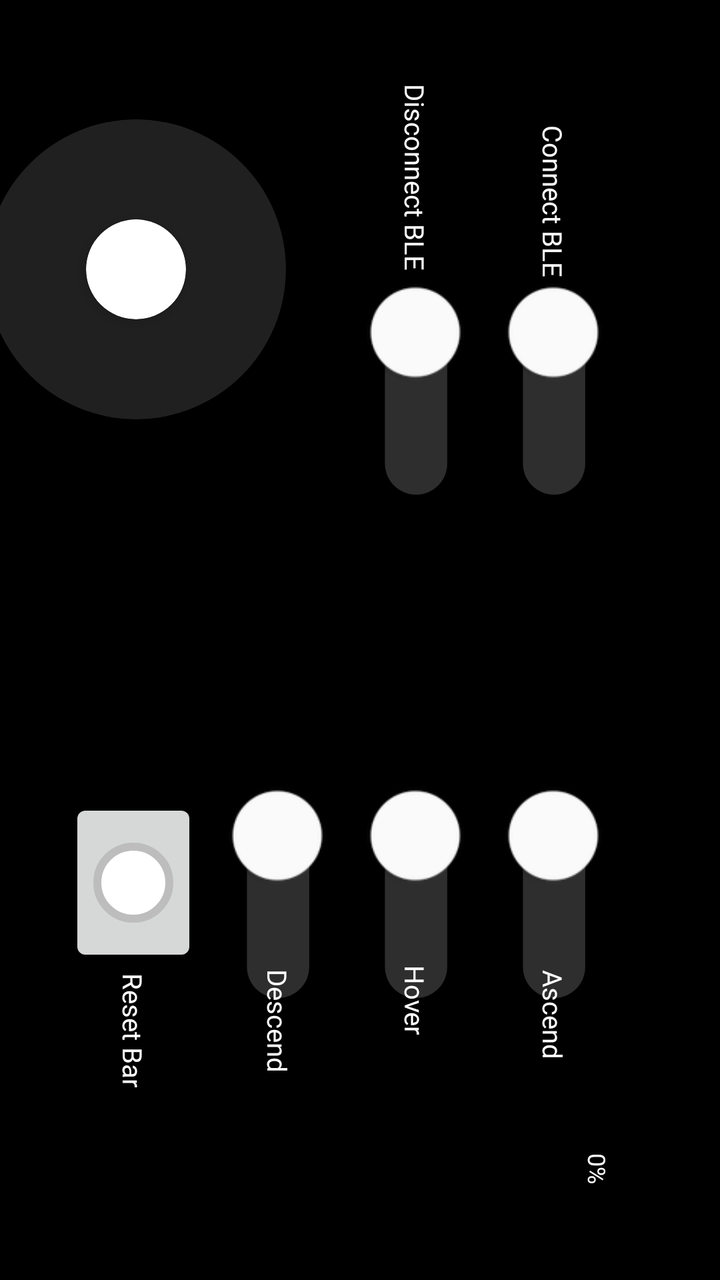
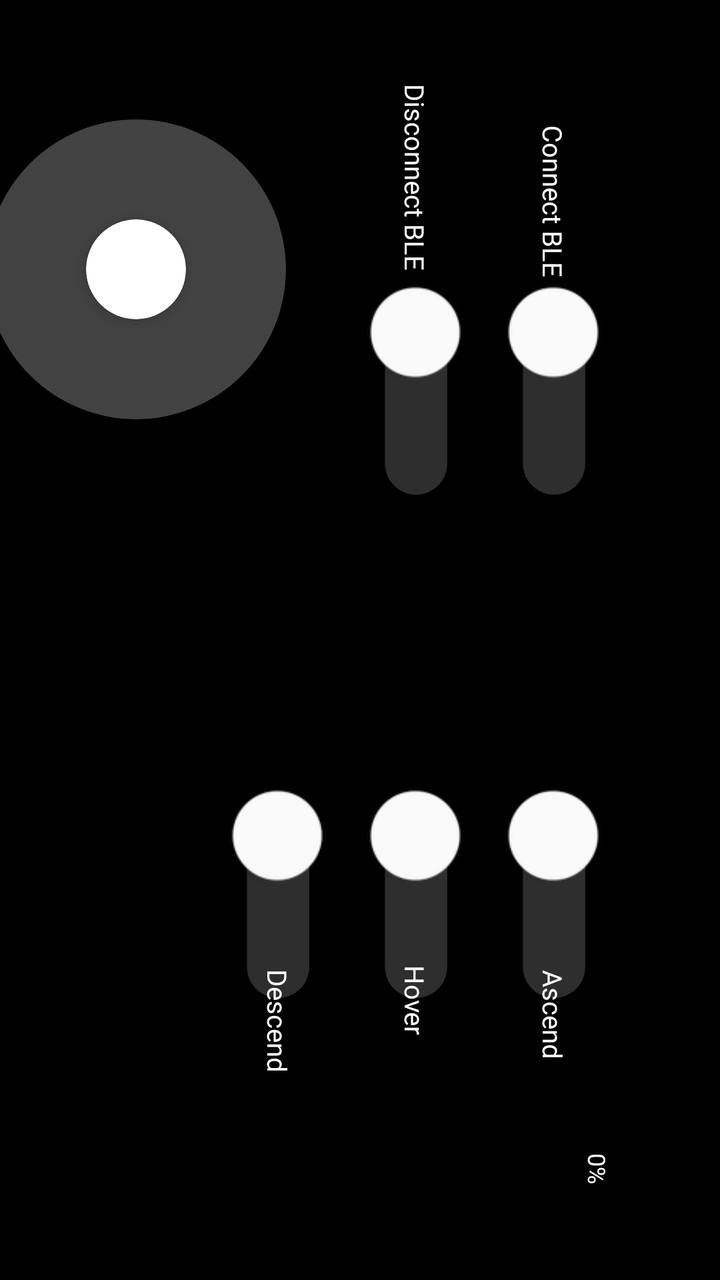

Compare the two renders of this Android layout. The source of the first and the diff that turns it into the second are given below.
<!-- AndroidManifest.xml: application theme Theme.JohannUniversalController -->
<!-- res/layout/main_layout.xml -->
<?xml version="1.0" encoding="utf-8"?>
<androidx.drawerlayout.widget.DrawerLayout xmlns:tools="http://schemas.android.com/tools"
    android:id="@+id/drawer_layout"
    android:layout_width="match_parent"
    android:layout_height="match_parent"
    xmlns:android="http://schemas.android.com/apk/res/android"
    android:fitsSystemWindows="true"
    android:background="@color/black"
    xmlns:app="http://schemas.android.com/apk/res-auto"
    >

    <androidx.constraintlayout.widget.ConstraintLayout
        android:layout_width="match_parent"
        android:layout_height="match_parent">

        <ImageView
            android:id="@+id/logo"
            android:layout_width="500px"
            android:layout_height="500px"
            android:rotation="90"
            android:src="@mipmap/ic_launcher"
            app:layout_constraintBottom_toBottomOf="parent"
            app:layout_constraintRight_toRightOf="parent"
            app:layout_constraintTop_toTopOf="parent">

        </ImageView>

        <Switch
            android:id="@+id/Ascend"
            android:layout_width="wrap_content"
            android:layout_height="wrap_content"
            android:layout_marginTop="31dp"
            android:gravity="center"
            android:rotation="90"
            android:thumbTint="#FFFFFF"
            android:thumbTintMode="multiply"
            android:trackTint="#B0B0B0"
            android:trackTintMode="src_in"
            android:scaleX="2.225"
            android:scaleY="2.225"
            android:textOff=""
            android:textOn=""
            app:layout_constraintLeft_toLeftOf="@id/logo"
            app:layout_constraintRight_toRightOf="@id/logo"
            app:layout_constraintTop_toBottomOf="@id/logo"
            app:showText="false"
            ></Switch>

        <Switch
            android:id="@+id/Hover"
            android:layout_width="wrap_content"
            android:layout_height="wrap_content"
            android:layout_marginTop="31dp"
            android:gravity="center"
            android:rotation="90"
            android:thumbTint="#FFFFFF"
            android:thumbTintMode="multiply"
            android:trackTint="#B0B0B0"
            android:trackTintMode="src_in"
            android:scaleX="2.225"
            android:scaleY="2.225"
            android:textOff=""
            android:textOn=""
            app:layout_constraintRight_toLeftOf="@id/Ascend"
            app:layout_constraintTop_toBottomOf="@id/logo"
            app:showText="false"
            android:layout_marginRight="15dp"
            ></Switch>

        <Switch
            android:id="@+id/Descend"
            android:layout_width="wrap_content"
            android:layout_height="wrap_content"
            android:layout_marginTop="31dp"
            android:gravity="center"
            android:rotation="90"
            android:thumbTint="#FFFFFF"
            android:thumbTintMode="multiply"
            android:trackTint="#B0B0B0"
            android:trackTintMode="src_in"
            android:scaleX="2.225"
            android:scaleY="2.225"
            android:textOff=""
            android:textOn=""
            app:layout_constraintRight_toLeftOf="@id/Hover"
            app:layout_constraintTop_toBottomOf="@id/logo"
            app:showText="false"
            android:layout_marginRight="15dp"
            >

        </Switch>

        <Switch
            android:id="@+id/ConnectBLE"
            android:layout_width="wrap_content"
            android:layout_height="wrap_content"
            android:layout_marginBottom="27dp"
            android:gravity="center"
            android:rotation="90"
            android:thumbTint="#FFFFFF"
            android:thumbTintMode="multiply"
            android:trackTint="#B0B0B0"
            android:trackTintMode="src_in"
            android:scaleX="2.225"
            android:scaleY="2.225"
            android:textOff=""
            android:textOn=""
            app:layout_constraintBottom_toTopOf="@id/logo"
            app:layout_constraintLeft_toLeftOf="@id/logo"
            app:layout_constraintRight_toRightOf="@id/logo"
            app:showText="false"
            ></Switch>

        <Switch
            android:id="@+id/RecVideo"
            android:layout_width="wrap_content"
            android:layout_height="wrap_content"
            android:layout_marginBottom="27dp"
            android:gravity="center"
            android:rotation="90"
            android:thumbTint="#FFFFFF"
            android:thumbTintMode="multiply"
            android:trackTint="#B0B0B0"
            android:trackTintMode="src_in"
            android:scaleX="2.225"
            android:scaleY="2.225"
            android:textOff=""
            android:textOn=""
            android:layout_marginRight="15dp"
            app:layout_constraintBottom_toTopOf="@id/logo"
            app:layout_constraintRight_toLeftOf="@id/ConnectBLE"
            app:showText="false"
            ></Switch>


        <SeekBar
            android:id="@+id/altitude"
            android:layout_width="900px"
            android:layout_height="wrap_content"
            android:layout_marginTop="155dp"
            android:progressDrawable="@drawable/custom_seekbar_track"
            android:scaleX="1"
            android:scaleY="1.2"
            android:splitTrack="false"

            android:thumb="@drawable/custom_seekbar_thumb"
            app:layout_constraintBottom_toBottomOf="parent"
            app:layout_constraintTop_toBottomOf="@id/Descend"
            android:layout_marginBottom="51dp">

        </SeekBar>

        <ImageButton
            android:layout_width="wrap_content"
            android:layout_height="wrap_content"
            android:src="@drawable/custom_seekbar_thumb"
            android:rotation="90"
            android:scaleY="2"
            android:id="@+id/ResetSeek"
            android:scaleX="2"
            android:layout_marginRight="23dp"
            app:layout_constraintBottom_toBottomOf="@id/Descend"
            app:layout_constraintRight_toLeftOf="@id/Descend">

        </ImageButton>

        <androidx.cardview.widget.CardView
            android:id="@+id/joystickBase"
            android:layout_width="150dp"
            android:layout_height="150dp"
            android:layout_marginEnd="38dp"
            app:cardCornerRadius="75dp"
            app:cardBackgroundColor="#40808080"
            app:cardElevation="0dp"
            app:layout_constraintRight_toLeftOf="@id/RecVideo"
            app:layout_constraintBottom_toBottomOf="@id/RecVideo">

            <androidx.cardview.widget.CardView
                android:id="@+id/joystickHat"
                android:layout_width="50dp"
                android:layout_height="50dp"
                android:layout_gravity="center"
                app:cardCornerRadius="25dp"
                app:cardBackgroundColor="#FFFFFF"
                app:cardElevation="4dp" />

        </androidx.cardview.widget.CardView>

        <TextView
            android:layout_width="wrap_content"
            android:layout_height="wrap_content"
            android:layout_marginTop="37dp"
            android:fontFamily="@font/poppins_regular"
            android:rotation="90"
            android:text="Ascend"
            android:textColor="@color/white"
            android:textSize="40px"
            app:layout_constraintLeft_toLeftOf="@id/Ascend"
            app:layout_constraintRight_toRightOf="@id/Ascend"
            app:layout_constraintTop_toBottomOf="@id/Ascend"


            ></TextView>

        <TextView
            android:layout_width="wrap_content"
            android:layout_height="wrap_content"
            android:layout_marginTop="30dp"
            android:fontFamily="@font/poppins_regular"
            android:rotation="90"
            android:text="Hover"
            android:textColor="@color/white"
            android:textSize="40px"
            app:layout_constraintLeft_toLeftOf="@id/Hover"
            app:layout_constraintRight_toRightOf="@id/Hover"
            app:layout_constraintTop_toBottomOf="@id/Hover"


            ></TextView>

        <TextView
            android:layout_width="wrap_content"
            android:layout_height="wrap_content"
            android:layout_marginTop="40dp"
            android:fontFamily="@font/poppins_regular"
            android:rotation="90"
            android:text="Descend"
            android:textColor="@color/white"
            android:textSize="40px"
            app:layout_constraintLeft_toLeftOf="@id/Descend"
            app:layout_constraintRight_toRightOf="@id/Descend"
            app:layout_constraintTop_toBottomOf="@id/Descend"


            ></TextView>

        <TextView
            android:layout_width="wrap_content"
            android:layout_height="wrap_content"
            android:layout_marginTop="45dp"
            android:fontFamily="@font/poppins_regular"
            android:rotation="90"
            android:text="Reset Bar"
            android:textColor="@color/white"
            android:textSize="40px"
            app:layout_constraintLeft_toLeftOf="@id/ResetSeek"
            app:layout_constraintRight_toRightOf="@id/ResetSeek"
            app:layout_constraintTop_toBottomOf="@id/ResetSeek"


            ></TextView>

        <TextView
            android:layout_width="wrap_content"
            android:layout_height="wrap_content"
            android:layout_marginBottom="73dp"
            android:fontFamily="@font/poppins_regular"
            android:rotation="90"
            android:text="Connect BLE"
            android:textColor="@color/white"
            android:textSize="40px"
            app:layout_constraintBottom_toTopOf="@id/ConnectBLE"
            app:layout_constraintLeft_toLeftOf="@id/ConnectBLE"
            app:layout_constraintRight_toRightOf="@id/ConnectBLE"


            ></TextView>

        <TextView
            android:layout_width="wrap_content"
            android:layout_height="wrap_content"
            android:layout_marginBottom="85dp"
            android:fontFamily="@font/poppins_regular"
            android:rotation="90"
            android:text="Disconnect BLE"
            android:textColor="@color/white"
            android:textSize="40px"
            app:layout_constraintBottom_toTopOf="@id/RecVideo"
            app:layout_constraintLeft_toLeftOf="@id/RecVideo"
            app:layout_constraintRight_toRightOf="@id/RecVideo"


            ></TextView>

        <TextView
            android:id="@+id/newtoast"
            android:layout_width="145dp"
            android:layout_height="wrap_content"
            android:fontFamily="@font/poppins_regular"
            android:rotation="90"
            android:textColor="@color/white"
            android:text="Bluetooth connected to Johann1.0"
            android:textSize="36px"
            android:textAlignment="center"
            android:alpha="0"
            app:layout_constraintLeft_toLeftOf="parent"
            app:layout_constraintTop_toTopOf="parent"
            app:layout_constraintBottom_toBottomOf="parent"

            ></TextView>

        <TextView
            android:layout_width="125px"
            android:layout_height="wrap_content"
            app:layout_constraintRight_toRightOf="@id/altitude"
            android:rotation="90"
            app:layout_constraintBottom_toBottomOf="@id/altitude"
            android:fontFamily="@font/poppins_regular"
            android:textColor="@color/white"
            android:text="0%"
            android:textSize="36px"
            android:layout_marginRight="-20dp"
            android:textAlignment="center"
            android:id="@+id/percentage">

        </TextView>





    </androidx.constraintlayout.widget.ConstraintLayout>


    </androidx.drawerlayout.widget.DrawerLayout>
<!-- resources referenced by this layout -->
<resources>
  <color name="black">#FF000000</color>
  <color name="white">#FFFFFFFF</color>
  <!-- drawable custom_seekbar_thumb (drawable) -->
  <?xml version="1.0" encoding="utf-8"?>
  <shape xmlns:android="http://schemas.android.com/apk/res/android"
      android:shape="oval"> <solid android:color="@color/seekbar_thumb_color" />
  
      <size
          android:width="20dp"
          android:height="20dp" />
  
      <stroke
          android:width="2dp"
          android:color="@color/seekbar_track_active" />
  </shape>
  <!-- drawable custom_seekbar_track (drawable) -->
  <?xml version="1.0" encoding="utf-8"?>
  <layer-list xmlns:android="http://schemas.android.com/apk/res/android">
  
      <item android:id="@android:id/background">
          <shape>
              <corners android:radius="10000dp" />
              <solid android:color="@color/seekbar_track_inactive" />
              <size android:height="6dp"
                  android:width="10dp"/>
          </shape>
      </item>
  
      <item android:id="@android:id/progress">
          <clip>
              <shape>
                  <corners android:radius="10dp" />
                  <solid android:color="@color/seekbar_track_active" />
              </shape>
          </clip>
      </item>
  
      <item android:left="75dp" android:gravity="center_vertical|left">
          <shape>
              <solid android:color="#121212" /> <size android:width="2dp" android:height="6dp" /> </shape>
      </item>
  
      <item android:left="150dp" android:gravity="center_vertical|left">
          <shape>
              <solid android:color="#121212" />
              <size android:width="2dp" android:height="6dp" />
          </shape>
      </item>
  
      <item android:left="225dp" android:gravity="center_vertical|left">
          <shape>
              <solid android:color="#121212" />
              <size android:width="2dp" android:height="6dp" />
          </shape>
      </item>
  
  </layer-list>
  <!-- mipmap ic_launcher (mipmap-anydpi-v26) -->
  <?xml version="1.0" encoding="utf-8"?>
  <adaptive-icon xmlns:android="http://schemas.android.com/apk/res/android">
      <background android:drawable="@drawable/ic_launcher_background"/>
      <foreground android:drawable="@mipmap/ic_launcher_foreground"/>
  </adaptive-icon>
  <style name="Theme.JohannUniversalController" parent="android:Theme.Material.Light.NoActionBar" />
  <color name="seekbar_thumb_color">#FFFFFF</color>
  <color name="seekbar_track_active">#BDBDBD</color>
  <color name="seekbar_track_inactive">#424242</color>
  <!-- drawable ic_launcher_background: vector/xml drawable (drawable, 4866 chars, omitted) -->
</resources>

<!-- the commit's change to res/layout/main_layout.xml (unified diff, before → after) -->
@@ -158,6 +158,7 @@
             android:scaleY="2"
             android:id="@+id/ResetSeek"
             android:scaleX="2"
+            android:alpha="0"
             android:layout_marginRight="23dp"
             app:layout_constraintBottom_toBottomOf="@id/Descend"
             app:layout_constraintRight_toLeftOf="@id/Descend">
@@ -170,7 +171,7 @@
             android:layout_height="150dp"
             android:layout_marginEnd="38dp"
             app:cardCornerRadius="75dp"
-            app:cardBackgroundColor="#40808080"
+            app:cardBackgroundColor="#424242"
             app:cardElevation="0dp"
             app:layout_constraintRight_toLeftOf="@id/RecVideo"
             app:layout_constraintBottom_toBottomOf="@id/RecVideo">
@@ -240,6 +241,7 @@
             android:layout_marginTop="45dp"
             android:fontFamily="@font/poppins_regular"
             android:rotation="90"
+            android:alpha="0"
             android:text="Reset Bar"
             android:textColor="@color/white"
             android:textSize="40px"
